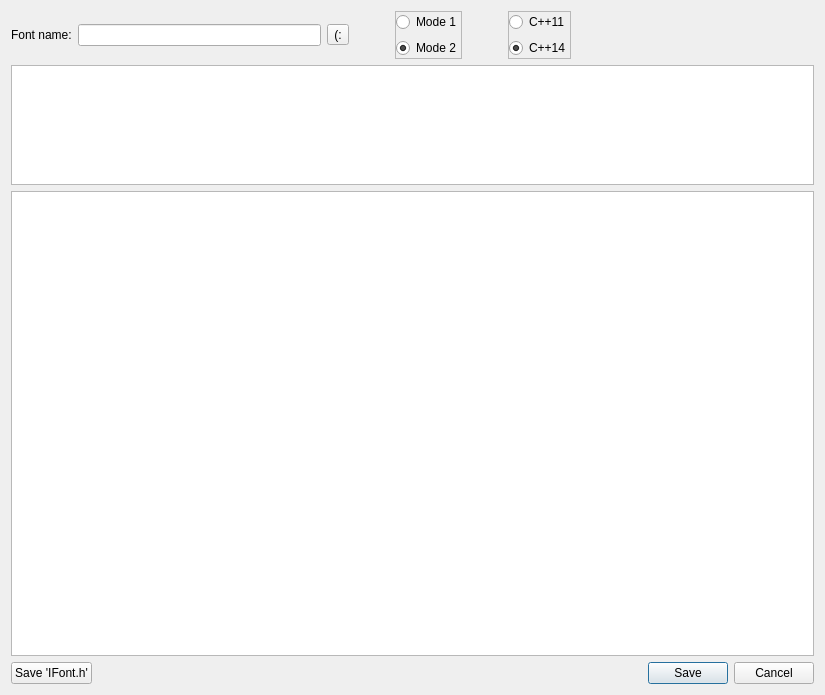
SvRTM/FontConverter, file src/UI/Dialogs/exportDialog.ui: the form before one commit.
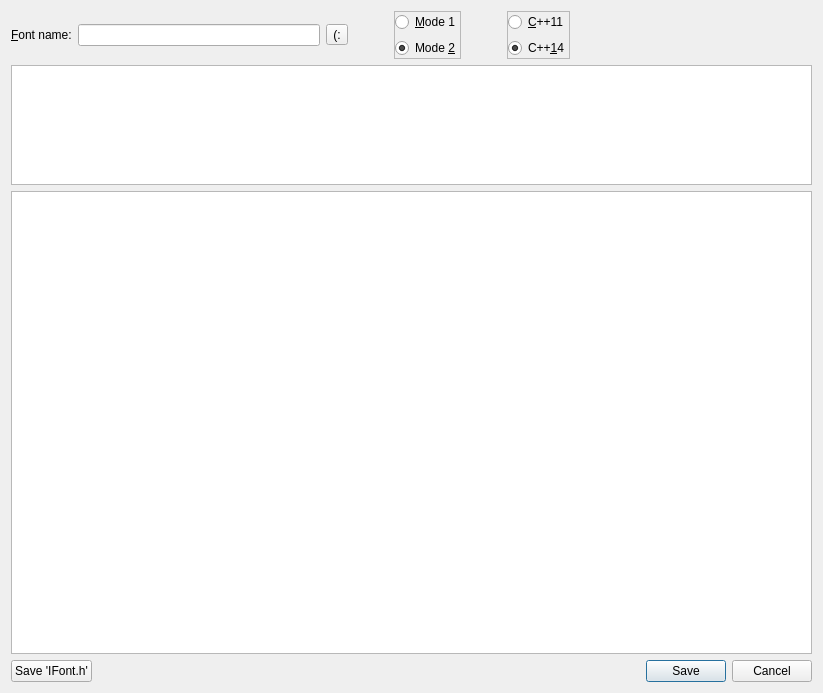
The form after the commit.

```diff
--- a/src/UI/Dialogs/exportDialog.ui
+++ b/src/UI/Dialogs/exportDialog.ui
@@ -6,8 +6,8 @@
    <rect>
     <x>0</x>
     <y>0</y>
-    <width>825</width>
-    <height>695</height>
+    <width>823</width>
+    <height>693</height>
    </rect>
   </property>
   <property name="windowTitle">
@@ -19,7 +19,7 @@
      <item>
       <widget class="QLabel" name="label">
        <property name="text">
-        <string>Font name:</string>
+        <string>&amp;Font name:</string>
        </property>
        <property name="buddy">
         <cstring>fontName</cstring>
@@ -67,14 +67,14 @@
         <item>
          <widget class="QRadioButton" name="rbMode_1">
           <property name="text">
-           <string>Mode 1</string>
+           <string>&amp;Mode 1</string>
           </property>
          </widget>
         </item>
         <item>
          <widget class="QRadioButton" name="rbMode_2">
           <property name="text">
-           <string>Mode 2</string>
+           <string>Mode &amp;2</string>
           </property>
           <property name="checked">
            <bool>true</bool>
@@ -115,7 +115,7 @@
         <item>
          <widget class="QRadioButton" name="rbCxx11">
           <property name="text">
-           <string>C++11</string>
+           <string>&amp;C++11</string>
           </property>
           <property name="checked">
            <bool>false</bool>
@@ -125,7 +125,7 @@
         <item>
          <widget class="QRadioButton" name="rbCxx14">
           <property name="text">
-           <string>C++14</string>
+           <string>C++&amp;14</string>
           </property>
           <property name="checked">
            <bool>true</bool>
```
Left out of the diff: 30 changed lines with no effect on the pictures.
